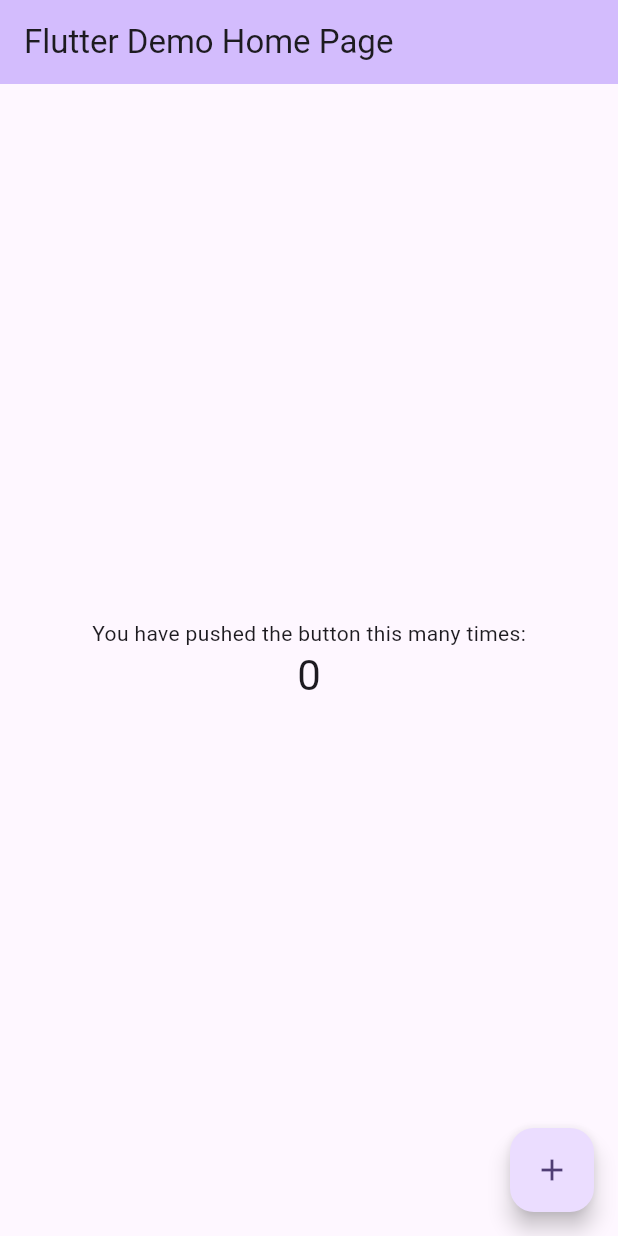
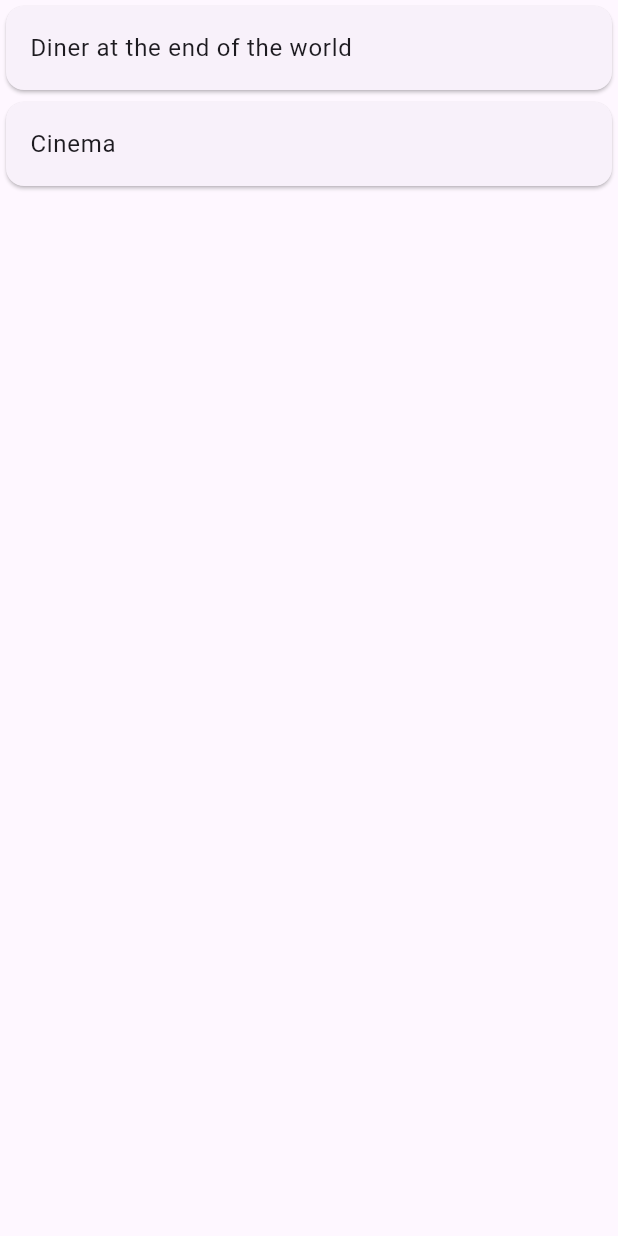
Before and after one commit to morphet81/splity-z, a Flutter app: the screen it shows after launch, on a phone screen of 412 x 824 dp. Run offline on Flutter 3.47's test engine with Material 3 defaults, Android fonts, the phone set to English and light mode, and no system bars; our stand-ins replace equatable, flutter_bloc, go_router.

Commit message:
First basic structure of the app including splits list, split details and bloc

```diff
--- /dev/null
+++ b/lib/app.dart
@@ -0,0 +1,45 @@
+import 'package:flutter/material.dart';
+import 'package:go_router/go_router.dart';
+import 'package:splity_z/shared/view/view.dart';
+import 'package:splity_z/splits/view/view.dart';
+
+class App extends StatelessWidget {
+  const App({super.key});
+
+  // This widget is the root of your application.
+  @override
+  Widget build(BuildContext context) {
+    return MaterialApp.router(
+      title: 'Flutter Demo',
+      theme: ThemeData(
+        colorScheme: ColorScheme.fromSeed(seedColor: Colors.deepPurple),
+        useMaterial3: true,
+      ),
+      routerConfig: GoRouter(
+        initialLocation: '/split',
+        routes: [
+          GoRoute(
+            path: '/split',
+            builder: (context, state) => const SplitsPage(),
+          ),
+          GoRoute(
+            path: '/split/:splitId',
+            builder: (context, state) {
+              String? paramSplitId = state.pathParameters['splitId'];
+              int? splitId =
+                  paramSplitId != null ? int.parse(paramSplitId) : null;
+
+              if (splitId == null) {
+                return const ErrorPage();
+              }
+
+              return SplitDetailsPage(
+                splitId: splitId,
+              );
+            },
+          ),
+        ],
+      ),
+    );
+  }
+}
--- a/lib/main.dart
+++ b/lib/main.dart
@@ -1,39 +1,8 @@
 import 'package:flutter/material.dart';
+import 'package:splity_z/app.dart';
 
 void main() {
-  runApp(const MyApp());
-}
-
-class MyApp extends StatelessWidget {
-  const MyApp({super.key});
-
-  // This widget is the root of your application.
-  @override
-  Widget build(BuildContext context) {
-    return MaterialApp(
-      title: 'Flutter Demo',
-      theme: ThemeData(
-        // This is the theme of your application.
-        //
-        // TRY THIS: Try running your application with "flutter run". You'll see
-        // the application has a purple toolbar. Then, without quitting the app,
-        // try changing the seedColor in the colorScheme below to Colors.green
-        // and then invoke "hot reload" (save your changes or press the "hot
-        // reload" button in a Flutter-supported IDE, or press "r" if you used
-        // the command line to start the app).
-        //
-        // Notice that the counter didn't reset back to zero; the application
-        // state is not lost during the reload. To reset the state, use hot
-        // restart instead.
-        //
-        // This works for code too, not just values: Most code changes can be
-        // tested with just a hot reload.
-        colorScheme: ColorScheme.fromSeed(seedColor: Colors.deepPurple),
-        useMaterial3: true,
-      ),
-      home: const MyHomePage(title: 'Flutter Demo Home Page'),
-    );
-  }
+  runApp(const App());
 }
 
 class MyHomePage extends StatefulWidget {
--- /dev/null
+++ b/lib/router.dart
@@ -0,0 +1,5 @@
+import 'package:go_router/go_router.dart';
+
+// class Router extends GoRouter {
+//   // Router() : super(routes: []);
+// }
--- /dev/null
+++ b/lib/shared/view/view.dart
@@ -0,0 +1 @@
+export 'error_page.dart';
--- /dev/null
+++ b/lib/splits/bloc/split_bloc.dart
@@ -0,0 +1,11 @@
+import 'package:flutter/foundation.dart';
+import 'package:flutter_bloc/flutter_bloc.dart';
+import 'package:equatable/equatable.dart';
+import 'package:splity_z/splits/models/models.dart';
+
+part 'split_event.dart';
+part 'split_state.dart';
+
+class SplitBloc extends Bloc<SplitEvent, SplitState> {
+  SplitBloc() : super(SplitState.initialState);
+}
--- /dev/null
+++ b/lib/splits/bloc/split_event.dart
@@ -0,0 +1,8 @@
+part of 'split_bloc.dart';
+
+sealed class SplitEvent extends Equatable {
+  @override
+  List<Object?> get props => [];
+}
+
+final class InitialState extends SplitEvent {}
--- /dev/null
+++ b/lib/splits/bloc/split_state.dart
@@ -0,0 +1,75 @@
+part of 'split_bloc.dart';
+
+final class SplitState extends Equatable {
+  const SplitState({
+    this.splits = const <Split>[],
+  });
+
+  final List<Split> splits;
+
+  SplitState copyWith({
+    List<Split>? splits,
+  }) {
+    return SplitState(
+      splits: splits ?? this.splits,
+    );
+  }
+
+  @override
+  List<Object?> get props => [splits];
+
+  static SplitState get initialState {
+    const splitee1 = Splitee(name: "John Doe");
+    const splitee2 = Splitee(name: "Jane Doe");
+    const splitee3 = Splitee(name: "Mister X");
+
+    return const SplitState(splits: <Split>[
+      Split(
+        id: 1,
+        name: 'Diner at the end of the world',
+        splitees: <Splitee>[
+          splitee1,
+          splitee2,
+        ],
+        expenses: <Expense>[
+          Expense(
+            amount: 23.4,
+            paidBy: splitee1,
+            paidFor: [splitee1, splitee2],
+          ),
+          Expense(
+            amount: 10.5,
+            paidBy: splitee1,
+            paidFor: [splitee1],
+          ),
+        ],
+      ),
+      Split(
+        id: 2,
+        name: 'Cinema',
+        splitees: <Splitee>[
+          splitee1,
+          splitee2,
+          splitee3,
+        ],
+        expenses: <Expense>[
+          Expense(
+            amount: 23.4,
+            paidBy: splitee3,
+            paidFor: [splitee1, splitee2],
+          ),
+          Expense(
+            amount: 10.5,
+            paidBy: splitee3,
+            paidFor: [splitee1, splitee3],
+          ),
+          Expense(
+            amount: 10.5,
+            paidBy: splitee2,
+            paidFor: [splitee1, splitee2],
+          ),
+        ],
+      )
+    ]);
+  }
+}
--- /dev/null
+++ b/lib/splits/models/expense.dart
@@ -0,0 +1,14 @@
+import 'package:equatable/equatable.dart';
+import 'package:splity_z/splits/models/splitee.dart';
+
+final class Expense extends Equatable {
+  const Expense(
+      {required this.amount, required this.paidBy, required this.paidFor});
+
+  final double amount;
+  final Splitee paidBy;
+  final List<Splitee> paidFor;
+
+  @override
+  List<Object?> get props => [amount, paidBy, paidFor];
+}
--- /dev/null
+++ b/lib/splits/models/models.dart
@@ -0,0 +1,3 @@
+export 'split.dart';
+export 'expense.dart';
+export 'splitee.dart';
--- /dev/null
+++ b/lib/splits/models/split.dart
@@ -0,0 +1,19 @@
+import 'package:equatable/equatable.dart';
+import 'package:splity_z/splits/models/models.dart';
+
+final class Split extends Equatable {
+  const Split({
+    required this.id,
+    required this.name,
+    required this.splitees,
+    required this.expenses,
+  });
+
+  final int id;
+  final String name;
+  final List<Splitee> splitees;
+  final List<Expense> expenses;
+
+  @override
+  List<Object?> get props => [id, name, splitees, expenses];
+}
--- /dev/null
+++ b/lib/splits/models/splitee.dart
@@ -0,0 +1,10 @@
+import 'package:equatable/equatable.dart';
+
+final class Splitee extends Equatable {
+  const Splitee({required this.name});
+
+  final String name;
+
+  @override
+  List<Object?> get props => [name];
+}
--- /dev/null
+++ b/lib/splits/splits.dart
@@ -0,0 +1 @@
+export 'view/view.dart';
--- /dev/null
+++ b/lib/splits/view/splits_list.dart
@@ -0,0 +1,28 @@
+import 'package:flutter/material.dart';
+import 'package:flutter_bloc/flutter_bloc.dart';
+import 'package:splity_z/splits/bloc/split_bloc.dart';
+import 'package:splity_z/splits/widgets/splits_list_item.dart';
+
+class SplitsList extends StatefulWidget {
+  const SplitsList({super.key});
+
+  @override
+  State<SplitsList> createState() => _SplitsListState();
+}
+
+class _SplitsListState extends State<SplitsList> {
+  @override
+  Widget build(BuildContext context) {
+    return BlocBuilder<SplitBloc, SplitState>(
+      builder: (context, state) {
+        return Center(
+            child: ListView.builder(
+          itemBuilder: (context, index) {
+            return SplitsListItem(split: state.splits[index]);
+          },
+          itemCount: state.splits.length,
+        ));
+      },
+    );
+  }
+}
--- /dev/null
+++ b/lib/splits/view/splits_page.dart
@@ -0,0 +1,20 @@
+import 'package:flutter/material.dart';
+import 'package:flutter_bloc/flutter_bloc.dart';
+import 'package:splity_z/splits/bloc/split_bloc.dart';
+import 'package:splity_z/splits/splits.dart';
+
+class SplitsPage extends StatefulWidget {
+  const SplitsPage({super.key});
+
+  @override
+  State<SplitsPage> createState() => _SplitsListState();
+}
+
+class _SplitsListState extends State<SplitsPage> {
+  @override
+  Widget build(BuildContext context) {
+    return Scaffold(
+        body: BlocProvider(
+            create: (_) => SplitBloc(), child: const SplitsList()));
+  }
+}
--- /dev/null
+++ b/lib/splits/view/view.dart
@@ -0,0 +1,3 @@
+export 'splits_page.dart';
+export 'splits_list.dart';
+export 'split_details_page.dart';
--- /dev/null
+++ b/lib/splits/widgets/splits_list_item.dart
@@ -0,0 +1,21 @@
+import 'package:flutter/material.dart';
+import 'package:go_router/go_router.dart';
+import 'package:splity_z/splits/models/models.dart' as splitz;
+
+class SplitsListItem extends StatelessWidget {
+  const SplitsListItem({required this.split, super.key});
+
+  final splitz.Split split;
+
+  @override
+  Widget build(BuildContext context) {
+    return GestureDetector(
+      child: Card(
+        child: ListTile(
+          title: Text(split.name),
+        ),
+      ),
+      onTap: () => GoRouter.of(context).push('/split/${split.id}'),
+    );
+  }
+}
--- a/pubspec.yaml
+++ b/pubspec.yaml
@@ -35,6 +35,9 @@ dependencies:
   # The following adds the Cupertino Icons font to your application.
   # Use with the CupertinoIcons class for iOS style icons.
   cupertino_icons: ^1.0.6
+  flutter_bloc: ^8.1.5
+  equatable: ^2.0.5
+  go_router: ^14.1.3
 
 dev_dependencies:
   flutter_test:
```
Also changed, not shown: lib/shared/view/error_page.dart (added, +14 -0 lines), lib/splits/view/split_details.dart (added, +34 -0 lines), lib/splits/view/split_details_page.dart (added, +19 -0 lines), pubspec.lock, 1 other file.
